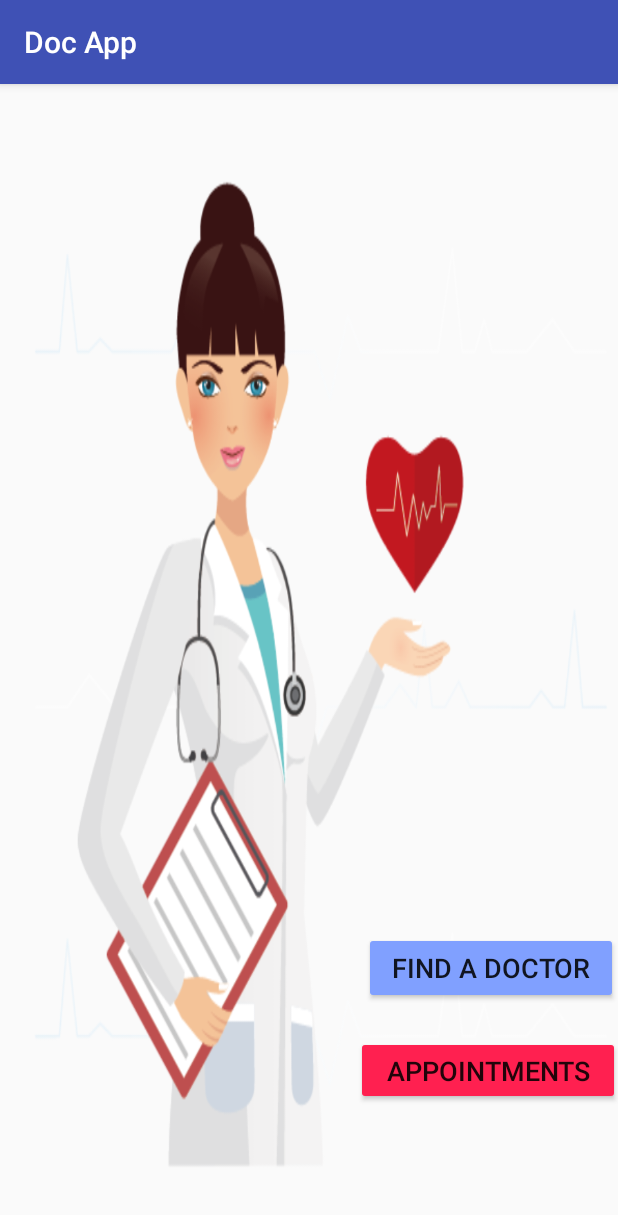
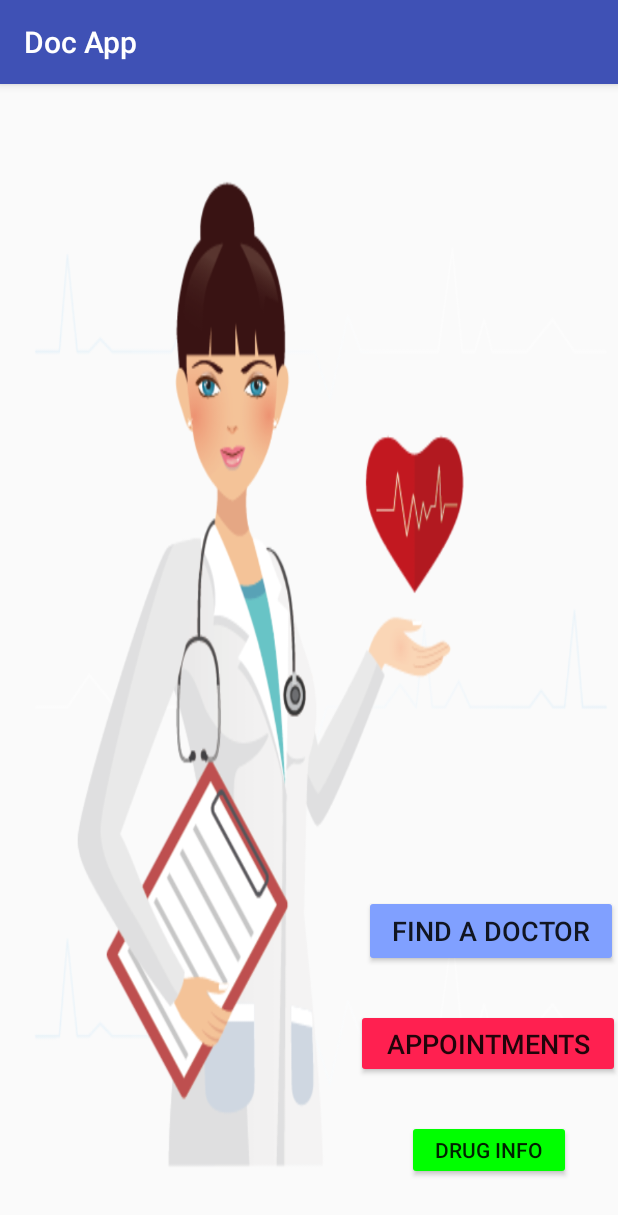
Before and after one commit to robertk217/sofe4640-final-project, an Android app: the screen it shows after launch (MainActivity), on a phone screen of 412 x 824 dp. Shown: the top 1215 px of the screen. Run offline under Robolectric (Android 15) with nearby library versions, the phone set to English and light mode, and no system bars.

Commit message:
added internet resource and comments

```diff
--- a/app/src/main/AndroidManifest.xml
+++ b/app/src/main/AndroidManifest.xml
@@ -2,6 +2,8 @@
 <manifest xmlns:android="http://schemas.android.com/apk/res/android"
     xmlns:tools="http://schemas.android.com/tools"
     package="com.example.a100536625.finalproject">
+    <uses-permission android:name="android.permission.INTERNET">
+    </uses-permission>
     <application
         android:allowBackup="true"
         android:icon="@mipmap/ic_launcher"
--- a/app/src/main/java/com/example/a100536625/finalproject/AppointmentArrayAdapter.java
+++ b/app/src/main/java/com/example/a100536625/finalproject/AppointmentArrayAdapter.java
@@ -26,8 +26,6 @@ public class AppointmentArrayAdapter extends ArrayAdapter<Appointment> {
     public View getView(int position, View reusableView, ViewGroup parent) {
         Appointment appointment = data.get(position);
 
-        Log.i("SQLite", "Showing - " + appointment);
-
         if (reusableView == null) {
             // create a new view (this is the first item)
             LayoutInflater inflater = LayoutInflater.from(context);
--- a/app/src/main/java/com/example/a100536625/finalproject/AppointmentHelper.java
+++ b/app/src/main/java/com/example/a100536625/finalproject/AppointmentHelper.java
@@ -96,8 +96,6 @@ public class AppointmentHelper extends SQLiteOpenHelper {
             appointment.setId(id);
         }
 
-        Log.i("SQLite", "createAppointment(): " + appointment);
-
         return appointment;
     }
 
@@ -127,8 +125,6 @@ public class AppointmentHelper extends SQLiteOpenHelper {
 
             cursor.moveToNext();
         } while (!cursor.isAfterLast());
-
-        Log.i("SQLite", "getAllAppointments(): num = " + appointments.size());
 
         return appointments;
     }
--- a/app/src/main/java/com/example/a100536625/finalproject/MainActivity.java
+++ b/app/src/main/java/com/example/a100536625/finalproject/MainActivity.java
@@ -2,6 +2,7 @@ package com.example.a100536625.finalproject;
 
 import android.content.Intent;
 import android.icu.util.Calendar;
+import android.net.Uri;
 import android.os.Bundle;
 import android.provider.CalendarContract;
 import android.support.v7.app.AppCompatActivity;
@@ -28,4 +29,9 @@ public void onAppt(View v) {
     Intent intent = new Intent(this, MyAppointments.class);
     startActivity(intent);
 }
+
+public void onInfo(View v) {  //get prescription drug info from internet
+    Intent intent = new Intent(Intent.ACTION_VIEW, Uri.parse("http://www.drugs.com"));
+    startActivity(intent);
 }
+}
--- a/app/src/main/res/layout/activity_main.xml
+++ b/app/src/main/res/layout/activity_main.xml
@@ -10,27 +10,37 @@
         android:id="@+id/button"
         android:layout_width="169dp"
         android:layout_height="48dp"
-        android:layout_marginBottom="21dp"
+        android:layout_marginBottom="28dp"
         android:layout_marginRight="0dp"
         android:backgroundTint="#80a0ff"
         android:onClick="onSearch"
         android:text="find a doctor"
         android:textSize="18sp"
         app:layout_constraintBottom_toTopOf="@+id/button2"
-        app:layout_constraintRight_toRightOf="parent"
-        tools:layout_editor_absoluteX="215dp" />
+        app:layout_constraintRight_toRightOf="parent" />
 
     <Button
         android:id="@+id/button2"
         android:layout_width="176dp"
         android:layout_height="46dp"
-        android:layout_marginBottom="87dp"
+        android:layout_marginBottom="105dp"
         android:layout_marginRight="-1dp"
         android:backgroundTint="#ff2050"
         android:onClick="onAppt"
         android:text="appointments"
         android:textSize="18sp"
         app:layout_constraintBottom_toBottomOf="parent"
-        app:layout_constraintRight_toRightOf="parent"
-        tools:layout_editor_absoluteX="208dp" />
+        app:layout_constraintRight_toRightOf="parent" />
+
+    <Button
+        android:id="@+id/button3"
+        android:layout_width="109dp"
+        android:layout_height="40dp"
+        android:backgroundTint="#00ff00"
+        android:onClick="onInfo"
+        android:text="drug info"
+        app:layout_constraintBottom_toBottomOf="parent"
+        android:layout_marginBottom="37dp"
+        android:layout_marginRight="31dp"
+        app:layout_constraintRight_toRightOf="parent" />
 </android.support.constraint.ConstraintLayout>
--- a/app/src/main/res/values/strings.xml
+++ b/app/src/main/res/values/strings.xml
@@ -4,4 +4,8 @@
     <string name="last_name_label">Last Name: </string>
     <string name="location_label">Location: </string>
     <string name="city_label">City: </string>
+    <string name="doc_name">Doctor\'s Name:</string>
+    <string name="appt_date">Appointment Date:</string>
+    <string name="appt_time">Appointment Time:</string>
+    <string name="notes">Notes:</string>
 </resources>
```
Also changed, not shown: app/src/main/java/com/example/a100536625/finalproject/EditAppointmentActivity.java (+5 -8 lines), app/src/main/java/com/example/a100536625/finalproject/MyAppointments.java (+0 -23 lines), app/src/main/res/layout/activity_appointment_details.xml (+4 -4 lines).
